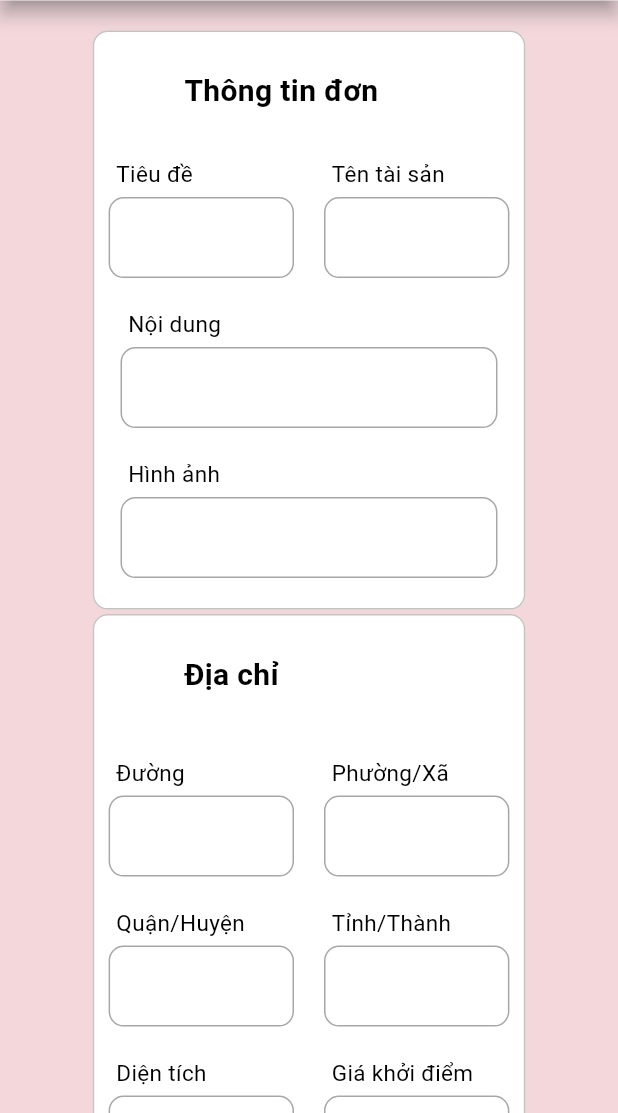
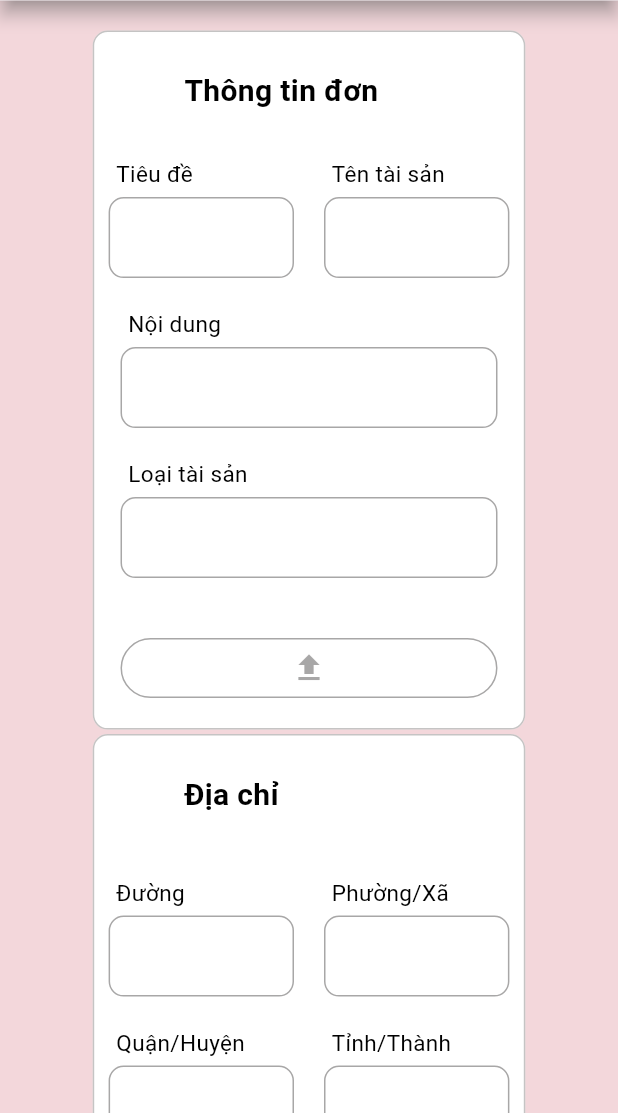
Before and after one commit to helidtor/rea_auction, a Flutter app: the CreateForm screen opened by its route, on a phone screen of 412 x 824 dp, the part 123-1236 px from its top. Run offline on Flutter 3.47's test engine with Material 3 defaults, Android fonts, the phone set to English and light mode, and no system bars; our stand-ins replace equatable, firebase_auth, firebase_core, flutter_bloc, flutter_svg, fluttertoast and 7 more; missing offline and left inert: dart:js, image_picker_web; accounts and stored records are empty; network calls fail; statements that could not run were skipped.

Commit message:
update create form with image

```diff
--- a/lib/screens/create_form/create_form.dart
+++ b/lib/screens/create_form/create_form.dart
@@ -1,7 +1,9 @@
+import 'dart:typed_data';
 import 'package:flutter/material.dart';
 import 'package:flutter_bloc/flutter_bloc.dart';
-import 'package:go_router/go_router.dart';
+import 'package:image_picker_web/image_picker_web.dart';
 import 'package:swp_project_web/models/response/form_create.dart';
+import 'package:swp_project_web/provider/api_provider.dart';
 import 'package:swp_project_web/router/router.dart';
 import 'package:swp_project_web/screens/create_form/bloc/form_bloc.dart';
 import 'package:swp_project_web/screens/create_form/bloc/form_event.dart';
@@ -14,6 +16,7 @@
 import 'package:swp_project_web/widgets/notification/toast.dart';
 import 'package:swp_project_web/widgets/others/loading.dart';
 import 'package:toastification/toastification.dart';
+import 'dart:typed_data';
 
 class CreateForm extends StatefulWidget {
   const CreateForm({Key? key}) : super(key: key);
@@ -23,7 +26,11 @@
 }
 
 class _CreateFormState extends State<CreateForm> {
+  bool imageAvailable = false;
+  late String imageName;
+  late Uint8List imageFile;
   final _bloc = FormBloc();
+
   final TextEditingController _titleController = TextEditingController();
   final TextEditingController _namePropertyController = TextEditingController();
   final TextEditingController _priceController = TextEditingController();
@@ -33,8 +40,8 @@
   final TextEditingController _wardController = TextEditingController();
   final TextEditingController _streetController = TextEditingController();
   final TextEditingController _contentController = TextEditingController();
-  final TextEditingController _imgController = TextEditingController();
-  FormModel? formCreate = FormModel();
+  final TextEditingController _typePropertyController = TextEditingController();
+  FormModel formCreate = FormModel();
   @override
   Widget build(BuildContext context) {
     double screenWidth = MediaQuery.of(context).size.width;
@@ -129,7 +136,7 @@
                             InputField(
                               onChangeText: (value) {
                                 setState(() {
-                                  formCreate?.title = value;
+                                  formCreate.title = value;
                                 });
                               },
                               content: 'Tiêu đề',
@@ -140,7 +147,7 @@
                             InputField(
                                 onChangeText: (value) {
                                   setState(() {
-                                    formCreate?.propertyName = value;
+                                    formCreate.propertyName = value;
                                   });
                                 },
                                 content: 'Tên tài sản',
@@ -152,7 +159,7 @@
                         InputField(
                           onChangeText: (value) {
                             setState(() {
-                              formCreate?.content = value;
+                              formCreate.content = value;
                             });
                           },
                           content: 'Nội dung',
@@ -161,15 +168,76 @@
                         ),
                         const SizedBox(height: 20),
                         InputField(
-                          onChangeText: (value) {
+                            onChangeText: (value) {
+                              setState(() {
+                                formCreate.propertyTypeId = int.parse(value);
+                              });
+                            },
+                            content: 'Loại tài sản',
+                            controller: _typePropertyController,
+                            widthInput: 0.61),
+                        const SizedBox(height: 40),
+                        //Chọn hình ảnh/////////////////////////////////////////////////////
+                        GestureDetector(
+                          onTap: () async {
+                            final image =
+                                await ImagePickerWeb.getImageAsBytes();
+                            final fileName = await ImagePickerWeb.getImageInfo;
                             setState(() {
-                              formCreate?.propertyImages?.add(value);
+                              imageFile = image!;
+                              imageAvailable = true;
+                              imageName = fileName!.fileName!;
                             });
                           },
-                          content: 'Hình ảnh',
-                          controller: _imgController,
-                          widthInput: 0.61,
+                          child: Container(
+                            height: 40,
+                            width: screenWidth * 0.61,
+                            decoration: BoxDecoration(
+                              borderRadius:
+                                  const BorderRadius.all(Radius.circular(20)),
+                              border: Border.all(
+                                  width: 1,
+                                  color:
+                                      const Color.fromARGB(255, 168, 167, 167)),
+                            ),
+                            child: const Icon(
+                              Icons.upload,
+                              color: Color.fromARGB(255, 168, 167, 167),
+                            ),
+                          ),
                         ),
+                        imageAvailable
+                            ? Row(
+                                children: [
+                                  const SizedBox(
+                                    width: 50,
+                                  ),
+                                  Padding(
+                                    padding: const EdgeInsets.all(15),
+                                    child: Align(
+                                      alignment: Alignment.centerLeft,
+                                      child: Container(
+                                        decoration: BoxDecoration(
+                                          borderRadius: const BorderRadius.all(
+                                              Radius.circular(20)),
+                                          border: Border.all(
+                                              width: 1,
+                                              color: const Color.fromARGB(
+                                                  255, 168, 167, 167)),
+                                        ),
+                                        height: 100,
+                                        width: 100,
+                                        child: imageAvailable
+                                            ? Image.memory(
+                                                imageFile,
+                                              )
+                                            : const SizedBox(),
+                                      ),
+                                    ),
+                                  ),
+                                ],
+                              )
+                            : const SizedBox(),
                         const SizedBox(height: 20),
                       ],
                     ),
@@ -216,7 +284,7 @@
                             InputField(
                               onChangeText: (value) {
                                 setState(() {
-                                  formCreate?.propertyStreet = value;
+                                  formCreate.propertyStreet = value;
                                 });
                               },
                               content: "Đường",
@@ -227,7 +295,7 @@
                             InputField(
                                 onChangeText: (value) {
                                   setState(() {
-                                    formCreate?.propertyWard = value;
+                                    formCreate.propertyWard = value;
                                   });
                                 },
                                 content: "Phường/Xã",
@@ -242,7 +310,7 @@
                             InputField(
                               onChangeText: (value) {
                                 setState(() {
-                                  formCreate?.propertyDistrict = value;
+                                  formCreate.propertyDistrict = value;
                                 });
                               },
                               content: "Quận/Huyện",
@@ -253,7 +321,7 @@
                             InputField(
                                 onChangeText: (value) {
                                   setState(() {
-                                    formCreate?.propertyCity = value;
+                                    formCreate.propertyCity = value;
                                   });
                                 },
                                 content: "Tỉnh/Thành",
@@ -268,8 +336,7 @@
                             InputField(
                               onChangeText: (value) {
                                 setState(() {
-                                  formCreate?.propertyArea =
-                                      double.parse(value);
+                                  formCreate.propertyArea = double.parse(value);
                                 });
                               },
                               content: "Diện tích",
@@ -280,7 +347,7 @@
                             InputField(
                                 onChangeText: (value) {
                                   setState(() {
-                                    formCreate?.propertyRevervePrice =
+                                    formCreate.propertyRevervePrice =
                                         double.parse(value);
                                   });
                                 },
@@ -293,9 +360,17 @@
                         GradientButton(
                           s: 'Gửi đơn',
                           widthButton: 0.611,
-                          onPressed: () {
+                          onPressed: () async {
+                            var linkUrl = await ApiProvider.uploadImage(
+                                imageFile, imageName);
+                            if (linkUrl != null) {
+                              if (formCreate.propertyImages == null) {
+                                formCreate.propertyImages = [];
+                                formCreate.propertyImages!.add(linkUrl);
+                              }
+                            }
                             print("Thông tin điền vào form: $formCreate");
-                            _bloc.add(CreateFormEvent(formModel: formCreate!));
+                            _bloc.add(CreateFormEvent(formModel: formCreate));
                           },
                         ),
                         const SizedBox(height: 40),
--- a/lib/screens/post/preview_post.dart
+++ b/lib/screens/post/preview_post.dart
@@ -1,6 +1,7 @@
 // ignore_for_file: public_member_api_docs, sort_constructors_first
 import 'package:flutter/material.dart';
 import 'package:intl/intl.dart';
+// ignore: unused_import
 import 'package:swp_project_web/firebase/auth.dart';
 
 import 'package:swp_project_web/models/response/post_model.dart';
--- a/pubspec.yaml
+++ b/pubspec.yaml
@@ -52,6 +52,10 @@
   motion_toast: ^2.8.0
   toastification: ^1.2.1
   animation_list: ^3.0.0
+  file_picker: ^6.1.1
+  image_picker_web: ^3.1.1
+  universal_html: ^2.2.4
+  dotted_border: ^2.1.0
 
 dev_dependencies:
   flutter_test:
```
Also changed, not shown: lib/models/response/form_create.dart (+15 -3 lines), lib/models/response/image_model.dart (added, +48 -0 lines), lib/models/response/property_type.dart (added, +83 -0 lines), lib/provider/api_provider.dart (+43 -2 lines), pubspec.lock.
